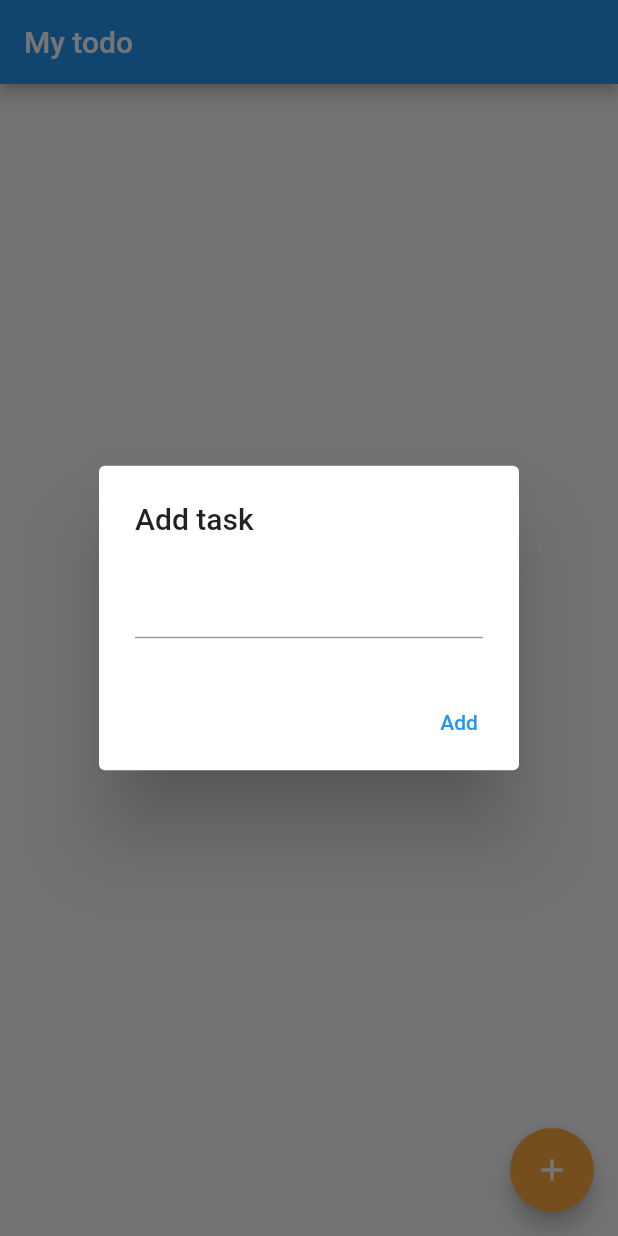
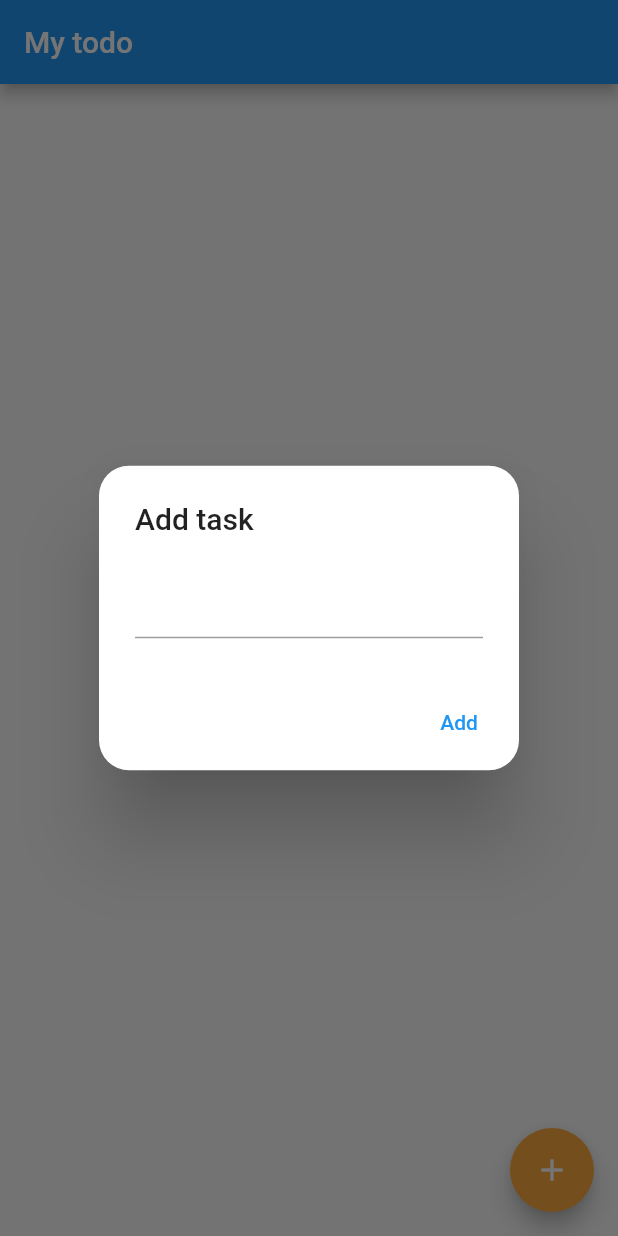
Before and after one commit to alxayeed/flutter-todo, a Flutter app: the screen it shows after launch, after a tap on the "add" icon, on a phone screen of 412 x 824 dp. Run offline on Flutter 3.47's test engine with Material 2 defaults, Android fonts, the phone set to English and light mode, and no system bars.

Commit message:
dialougebox style added

```diff
--- a/firebase_todo/lib/main.dart
+++ b/firebase_todo/lib/main.dart
@@ -47,6 +47,8 @@ class _TodoAppState extends State<TodoApp> {
                   context: context,
                   builder: (BuildContext context) {
                     return AlertDialog(
+                      shape: RoundedRectangleBorder(
+                          borderRadius: BorderRadius.circular(20)),
                       title: const Text("Add task"),
                       content: TextField(
                         onChanged: (String value) {
```
